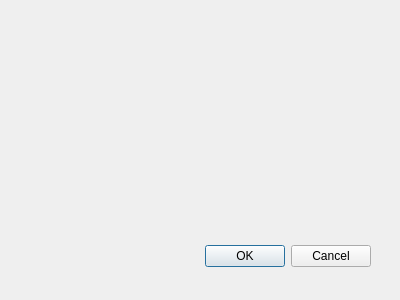
First picture: the form in src/serversettingsdialog.ui, repository rbellido-ut/yolo-chat, before the edit.
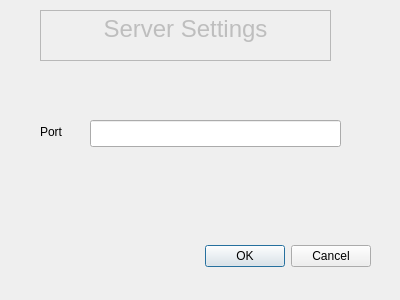
Second picture: the form after the edit.

Commit message: added command line version of chat program

The edit to the form file:
```diff
--- a/src/serversettingsdialog.ui
+++ b/src/serversettingsdialog.ui
@@ -31,6 +31,49 @@
     <set>QDialogButtonBox::Cancel|QDialogButtonBox::Ok</set>
    </property>
   </widget>
+  <widget class="QLineEdit" name="portInput">
+   <property name="geometry">
+    <rect>
+     <x>90</x>
+     <y>120</y>
+     <width>251</width>
+     <height>27</height>
+    </rect>
+   </property>
+  </widget>
+  <widget class="QTextEdit" name="textEdit_2">
+   <property name="enabled">
+    <bool>false</bool>
+   </property>
+   <property name="geometry">
+    <rect>
+     <x>40</x>
+     <y>10</y>
+     <width>291</width>
+     <height>51</height>
+    </rect>
+   </property>
+   <property name="html">
+    <string>&lt;!DOCTYPE HTML PUBLIC &quot;-//W3C//DTD HTML 4.0//EN&quot; &quot;http://www.w3.org/TR/REC-html40/strict.dtd&quot;&gt;
+&lt;html&gt;&lt;head&gt;&lt;meta name=&quot;qrichtext&quot; content=&quot;1&quot; /&gt;&lt;style type=&quot;text/css&quot;&gt;
+p, li { white-space: pre-wrap; }
+&lt;/style&gt;&lt;/head&gt;&lt;body style=&quot; font-family:'Ubuntu'; font-size:11pt; font-weight:400; font-style:normal;&quot;&gt;
+&lt;p align=&quot;center&quot; style=&quot; margin-top:0px; margin-bottom:0px; margin-left:0px; margin-right:0px; -qt-block-indent:0; text-indent:0px;&quot;&gt;&lt;span style=&quot; font-size:18pt;&quot;&gt;Server Settings&lt;/span&gt;&lt;/p&gt;&lt;/body&gt;&lt;/html&gt;</string>
+   </property>
+  </widget>
+  <widget class="QLabel" name="label">
+   <property name="geometry">
+    <rect>
+     <x>40</x>
+     <y>116</y>
+     <width>81</width>
+     <height>31</height>
+    </rect>
+   </property>
+   <property name="text">
+    <string>Port</string>
+   </property>
+  </widget>
  </widget>
  <pixmapfunction/>
  <resources/>
```
Left out of the diff: 5 changed lines with no effect on the pictures. The commit also changes 14 other files.
